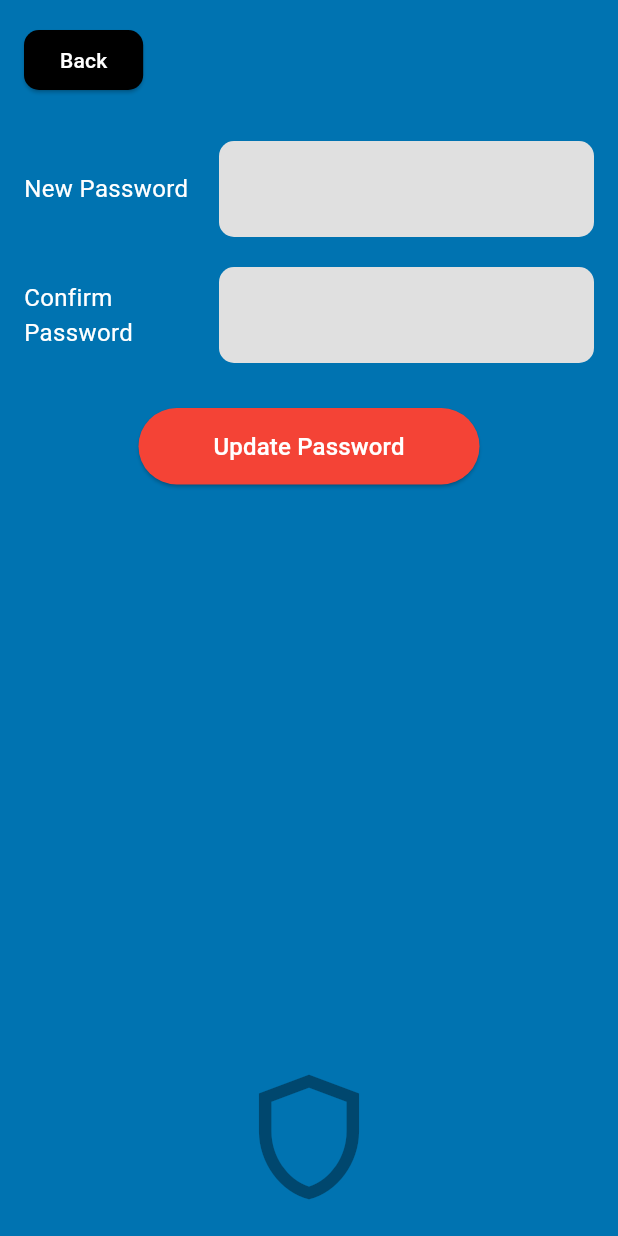
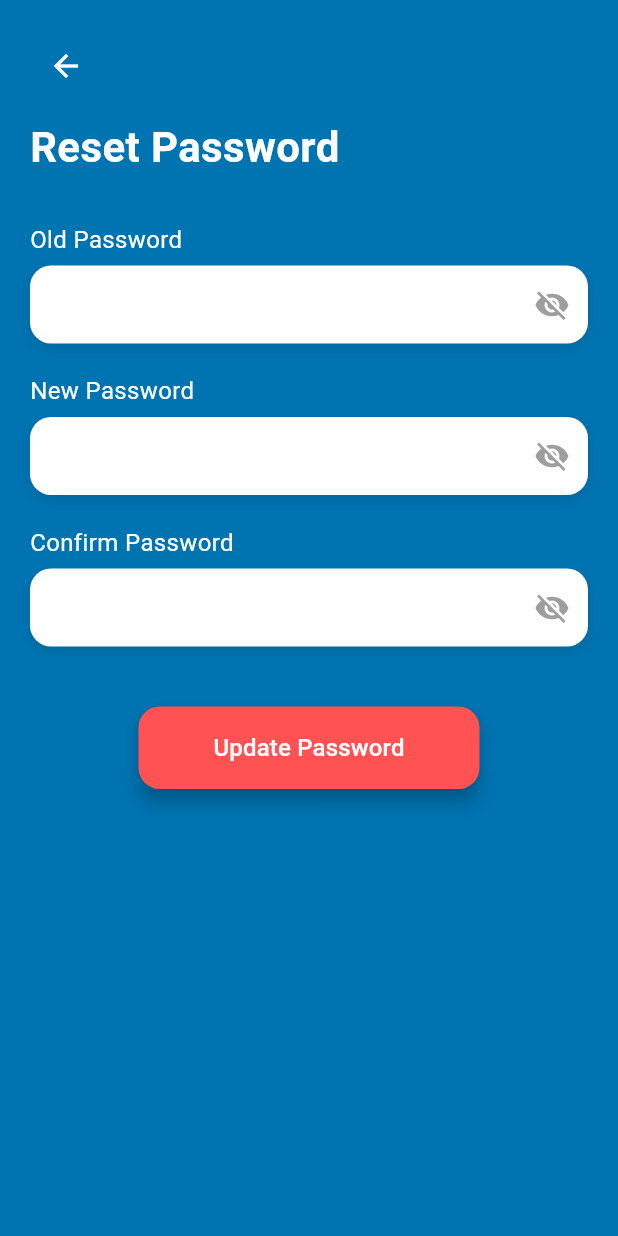
Before and after one commit to SyahmiAmsyar/mata_vision_aid, a Flutter app: the ResetPasswordPage screen opened directly, on a phone screen of 412 x 824 dp. Run offline on Flutter 3.47's test engine with Material 3 defaults, Android fonts, the phone set to English and light mode, and no system bars; our stand-ins replace battery_plus, cloud_firestore, firebase_auth, firebase_core, font_awesome_flutter, image_picker; accounts and stored records are empty; generated files the repository leaves out were written again.

Commit message:
Update reset_password_page.dart

```diff
--- a/lib/reset_password_page.dart
+++ b/lib/reset_password_page.dart
@@ -1,4 +1,5 @@
 import 'package:flutter/material.dart';
+import 'package:firebase_auth/firebase_auth.dart';
 
 class ResetPasswordPage extends StatefulWidget {
   const ResetPasswordPage({super.key});
@@ -8,120 +9,267 @@ class ResetPasswordPage extends StatefulWidget {
 }
 
 class _ResetPasswordPageState extends State<ResetPasswordPage> {
+  final TextEditingController _oldPasswordController = TextEditingController();
   final TextEditingController _newPasswordController = TextEditingController();
-  final TextEditingController _confirmPasswordController =
-      TextEditingController();
+  final TextEditingController _confirmPasswordController = TextEditingController();
 
-  void _updatePassword() {
-    String newPassword = _newPasswordController.text.trim();
-    String confirmPassword = _confirmPasswordController.text.trim();
+  bool _obscureOld = true;
+  bool _obscureNew = true;
+  bool _obscureConfirm = true;
+  bool _isLoading = false;
 
-    if (newPassword.isEmpty || confirmPassword.isEmpty) {
-      ScaffoldMessenger.of(
-        context,
-      ).showSnackBar(const SnackBar(content: Text('Please fill all fields')));
+  String _passwordStrength = "";
+
+  /// 🔑 Password strength evaluator
+  void _checkPasswordStrength(String password) {
+    if (password.isEmpty) {
+      setState(() => _passwordStrength = "");
+      return;
+    }
+
+    final strongRegex =
+    RegExp(r'^(?=.*[A-Z])(?=.*[a-z])(?=.*\d)(?=.*[!@#\$&*~]).{8,}$');
+    final mediumRegex = RegExp(r'^(?=.*[A-Za-z])(?=.*\d).{6,}$');
+
+    if (strongRegex.hasMatch(password)) {
+      setState(() => _passwordStrength = "Strong");
+    } else if (mediumRegex.hasMatch(password)) {
+      setState(() => _passwordStrength = "Medium");
+    } else {
+      setState(() => _passwordStrength = "Weak");
+    }
+  }
+
+  Future<void> _updatePassword() async {
+    final oldPassword = _oldPasswordController.text.trim();
+    final newPassword = _newPasswordController.text.trim();
+    final confirmPassword = _confirmPasswordController.text.trim();
+
+    if (oldPassword.isEmpty || newPassword.isEmpty || confirmPassword.isEmpty) {
+      ScaffoldMessenger.of(context).showSnackBar(
+        const SnackBar(content: Text('⚠️ Please fill all fields')),
+      );
       return;
     }
 
     if (newPassword != confirmPassword) {
-      ScaffoldMessenger.of(
-        context,
-      ).showSnackBar(const SnackBar(content: Text('Passwords do not match')));
+      ScaffoldMessenger.of(context).showSnackBar(
+        const SnackBar(content: Text('❌ Passwords do not match')),
+      );
       return;
     }
 
-    // TODO: Handle actual password update logic here
+    if (_passwordStrength != "Strong") {
+      ScaffoldMessenger.of(context).showSnackBar(
+        const SnackBar(
+          content: Text(
+              '⚠️ Weak password. Use at least 8 chars, upper, lower, number & special char.'),
+        ),
+      );
+      return;
+    }
 
+    try {
+      setState(() => _isLoading = true);
+
+      final user = FirebaseAuth.instance.currentUser;
+
+      if (user != null && user.email != null) {
+        final credential = EmailAuthProvider.credential(
+          email: user.email!,
+          password: oldPassword,
+        );
+        await user.reauthenticateWithCredential(credential);
+        await user.updatePassword(newPassword);
+
+        if (!mounted) return;
         ScaffoldMessenger.of(context).showSnackBar(
-      const SnackBar(content: Text('Password Updated Successfully')),
+          const SnackBar(content: Text('✅ Password updated successfully')),
         );
-
-    Navigator.pop(context); // Go back to ProfilePage
+        Navigator.pop(context);
+      }
+    } on FirebaseAuthException catch (e) {
+      ScaffoldMessenger.of(context).showSnackBar(
+        SnackBar(content: Text("⚠️ ${e.message}")),
+      );
+    } catch (e) {
+      ScaffoldMessenger.of(context).showSnackBar(
+        SnackBar(content: Text("Unexpected error: $e")),
+      );
+    } finally {
+      if (mounted) setState(() => _isLoading = false);
+    }
   }
 
   @override
   Widget build(BuildContext context) {
     return Scaffold(
-      backgroundColor: const Color(0xFF0073B1),
-      body: SafeArea(
-        child: Padding(
-          padding: const EdgeInsets.all(16.0),
-          child: Column(
-            children: [
-              Align(
-                alignment: Alignment.topLeft,
-                child: ElevatedButton(
-                  onPressed: () {
-                    Navigator.pop(context); // Back to Profile Page
-                  },
-                  style: ElevatedButton.styleFrom(
-                    backgroundColor: Colors.black,
-                    shape: RoundedRectangleBorder(
-                      borderRadius: BorderRadius.circular(10),
+      body: Container(
+        decoration: const BoxDecoration(
+          gradient: LinearGradient(
+            colors: [Color(0xFF0073B1), Color(0xFF0073B1)],
+            begin: Alignment.topCenter,
+            end: Alignment.bottomCenter,
           ),
         ),
-                  child: const Text(
-                    'Back',
-                    style: TextStyle(color: Colors.white),
+        child: SafeArea(
+          child: Padding(
+            padding: const EdgeInsets.all(20),
+            child: Column(
+              crossAxisAlignment: CrossAxisAlignment.start,
+              children: [
+                IconButton(
+                  icon: const Icon(Icons.arrow_back, color: Colors.white),
+                  onPressed: () => Navigator.pop(context),
+                ),
+                const SizedBox(height: 10),
+                const Text(
+                  "Reset Password",
+                  style: TextStyle(
+                    color: Colors.white,
+                    fontSize: 28,
+                    fontWeight: FontWeight.bold,
+                  ),
+                ),
+                const SizedBox(height: 30),
+
+                // Old Password
+                _buildPasswordField(
+                  label: "Old Password",
+                  controller: _oldPasswordController,
+                  obscureText: _obscureOld,
+                  toggleVisibility: () =>
+                      setState(() => _obscureOld = !_obscureOld),
+                ),
+                const SizedBox(height: 20),
+
+                // New Password + Strength
+                _buildPasswordField(
+                  label: "New Password",
+                  controller: _newPasswordController,
+                  obscureText: _obscureNew,
+                  toggleVisibility: () =>
+                      setState(() => _obscureNew = !_obscureNew),
+                  onChanged: _checkPasswordStrength,
+                ),
+                if (_passwordStrength.isNotEmpty)
+                  Padding(
+                    padding: const EdgeInsets.only(top: 6, left: 4),
+                    child: Row(
+                      children: [
+                        const Text(
+                          "Strength: ",
+                          style: TextStyle(fontSize: 14, color: Colors.white70),
+                        ),
+                        Text(
+                          _passwordStrength,
+                          style: TextStyle(
+                            fontSize: 14,
+                            fontWeight: FontWeight.bold,
+                            color: _passwordStrength == "Strong"
+                                ? Colors.green
+                                : _passwordStrength == "Medium"
+                                ? Colors.orange
+                                : Colors.red,
+                          ),
+                        ),
+                      ],
+                    ),
+                  ),
+                const SizedBox(height: 20),
+
+                // Confirm Password
+                _buildPasswordField(
+                  label: "Confirm Password",
+                  controller: _confirmPasswordController,
+                  obscureText: _obscureConfirm,
+                  toggleVisibility: () =>
+                      setState(() => _obscureConfirm = !_obscureConfirm),
+                ),
+                const SizedBox(height: 40),
+
+                // Update Button
+                Center(
+                  child: ElevatedButton(
+                    onPressed: _isLoading ? null : _updatePassword,
+                    style: ElevatedButton.styleFrom(
+                      backgroundColor: Colors.redAccent,
+                      padding: const EdgeInsets.symmetric(
+                        horizontal: 50,
+                        vertical: 16,
+                      ),
+                      shape: RoundedRectangleBorder(
+                        borderRadius: BorderRadius.circular(14),
+                      ),
+                      elevation: 5,
+                    ),
+                    child: _isLoading
+                        ? const SizedBox(
+                      width: 22,
+                      height: 22,
+                      child: CircularProgressIndicator(
+                        strokeWidth: 2,
+                        color: Colors.white,
+                      ),
+                    )
+                        : const Text(
+                      "Update Password",
+                      style: TextStyle(fontSize: 16, color: Colors.white),
                     ),
                   ),
                 ),
-              const SizedBox(height: 30),
-              _buildPasswordField('New Password', _newPasswordController),
+
+                // Adjust bottom spacing
                 const SizedBox(height: 20),
-              _buildPasswordField(
-                'Confirm Password',
-                _confirmPasswordController,
+              ],
             ),
-              const SizedBox(height: 30),
-              ElevatedButton(
-                onPressed: _updatePassword,
-                style: ElevatedButton.styleFrom(
-                  backgroundColor: Colors.red,
-                  padding: const EdgeInsets.symmetric(
-                    horizontal: 50,
-                    vertical: 14,
-                  ),
-                ),
-                child: const Text(
-                  'Update Password',
-                  style: TextStyle(color: Colors.white, fontSize: 16),
-                ),
-              ),
-              const Spacer(),
-              const Icon(
-                Icons.shield_outlined,
-                size: 100,
-                color: Colors.black38,
-              ),
-            ],
           ),
         ),
       ),
     );
   }
 
-  Widget _buildPasswordField(String label, TextEditingController controller) {
-    return Row(
+  Widget _buildPasswordField({
+    required String label,
+    required TextEditingController controller,
+    required bool obscureText,
+    required VoidCallback toggleVisibility,
+    void Function(String)? onChanged,
+  }) {
+    return Column(
+      crossAxisAlignment: CrossAxisAlignment.start,
       children: [
-        SizedBox(
-          width: 130,
-          child: Text(
-            label,
-            style: const TextStyle(color: Colors.white, fontSize: 16),
+        Text(label,
+            style: const TextStyle(color: Colors.white, fontSize: 16)),
+        const SizedBox(height: 6),
+        Container(
+          decoration: BoxDecoration(
+            color: Colors.white,
+            borderRadius: BorderRadius.circular(14),
+            boxShadow: [
+              BoxShadow(
+                color: Colors.black.withOpacity(0.1),
+                blurRadius: 6,
+                offset: const Offset(0, 3),
               ),
-        ),
-        Expanded(
-          child: Container(
-            padding: const EdgeInsets.symmetric(horizontal: 12, vertical: 8),
-            decoration: BoxDecoration(
-              color: Colors.grey[300],
-              borderRadius: BorderRadius.circular(10),
+            ],
           ),
           child: TextField(
             controller: controller,
-              obscureText: true,
-              decoration: const InputDecoration(border: InputBorder.none),
+            obscureText: obscureText,
+            onChanged: onChanged,
+            style: const TextStyle(color: Colors.black),
+            decoration: InputDecoration(
+              contentPadding:
+              const EdgeInsets.symmetric(horizontal: 12, vertical: 14),
+              border: InputBorder.none,
+              suffixIcon: IconButton(
+                icon: Icon(
+                  obscureText ? Icons.visibility_off : Icons.visibility,
+                  color: Colors.grey,
+                ),
+                onPressed: toggleVisibility,
+              ),
             ),
           ),
         ),
```
Lines whose indentation alone changed are shown as unchanged.
